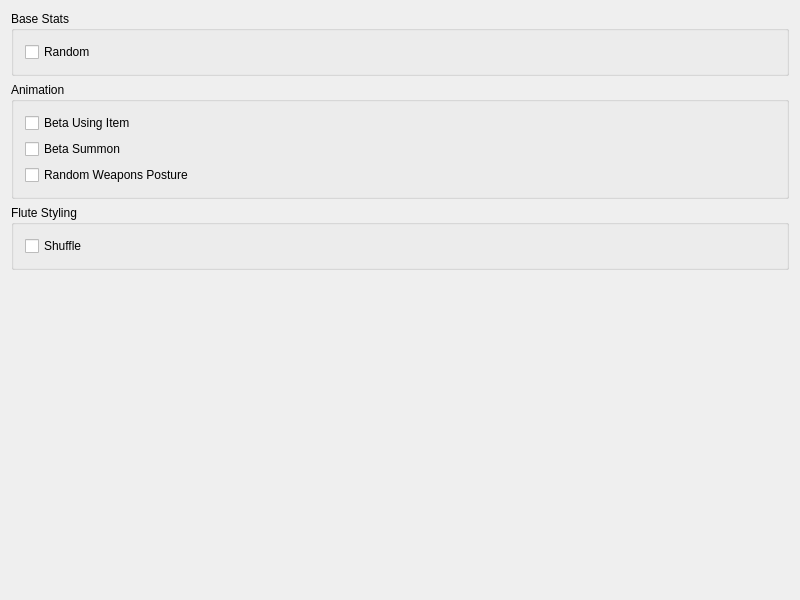
Before: the Qt Designer form src/FrontendQt/LevantWidget.ui in Meos4/Jade-Cocoon-Randomizer, drawn with Qt 5.
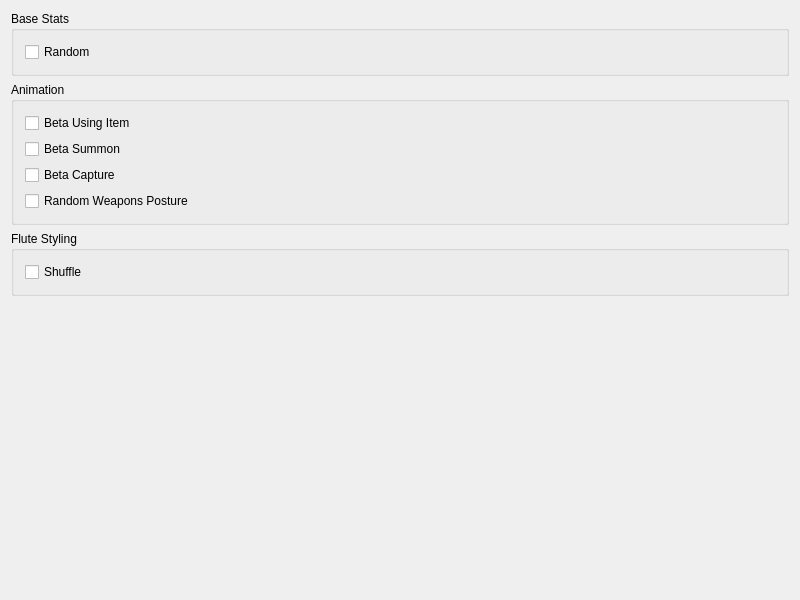
After: the same form once the commit is applied.

Commit message: Add Beta Capture Animation feature

The edit to the form file:
```diff
--- a/src/FrontendQt/LevantWidget.ui
+++ b/src/FrontendQt/LevantWidget.ui
@@ -34,6 +34,13 @@
         </property>
        </widget>
       </item>
+      <item>
+       <widget class="QCheckBox" name="animationBetaCapture">
+        <property name="text">
+         <string>Beta Capture</string>
+        </property>
+       </widget>
+      </item>
       <item>
        <widget class="QCheckBox" name="animationRandomWeaponsPosture">
         <property name="text">
```
The commit also changes 9 other files.
